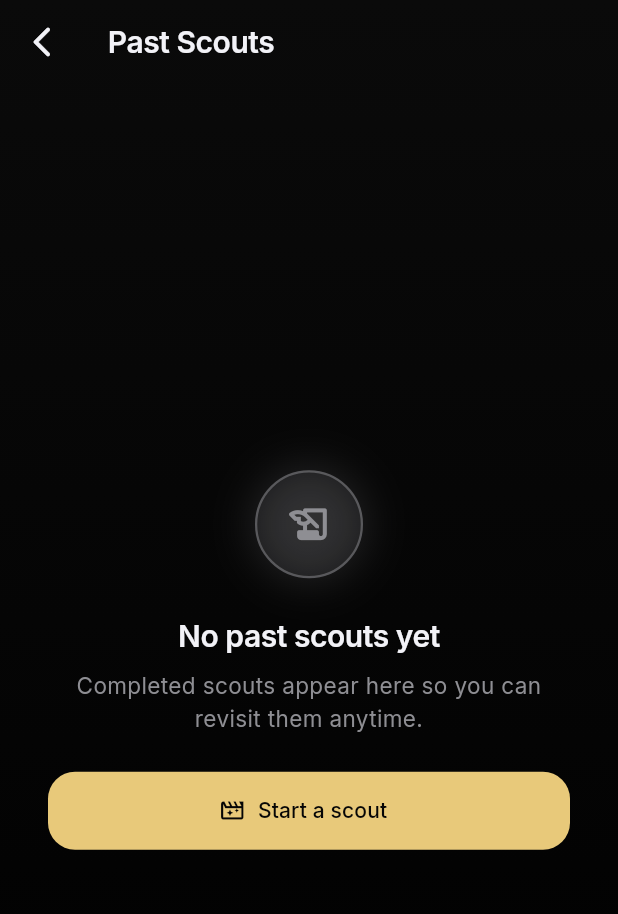
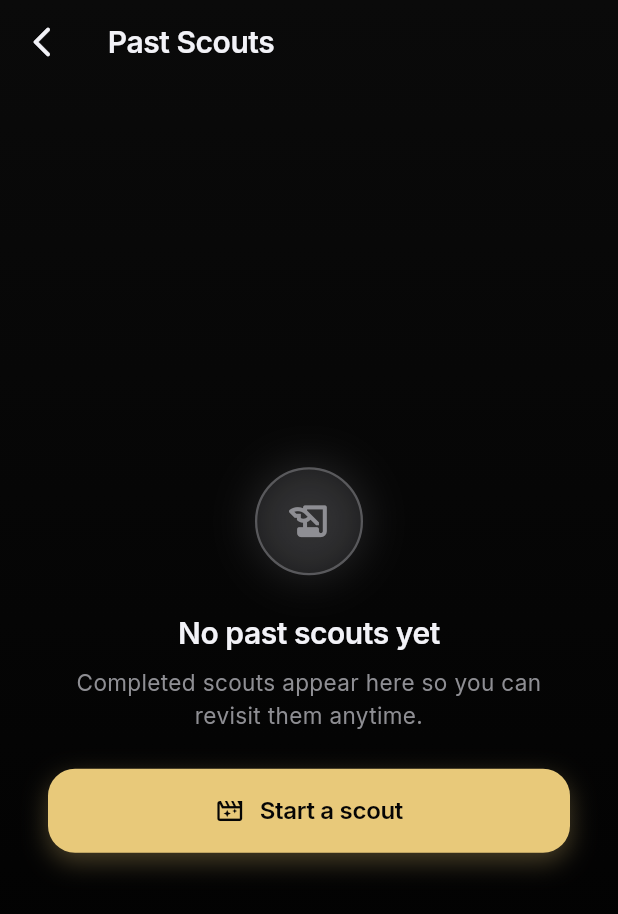
Before and after one commit to somyahangsandesh/StillScout, a Flutter app: the StillScoutScreen screen opened directly, after a tap on the "history" icon, on a phone screen of 412 x 824 dp. Shown: the top 914 px of the screen. Run offline on Flutter 3.47's test engine with Material 3 defaults, Android fonts, the phone set to English and light mode, and no system bars; our stand-ins replace connectivity_plus, dio, flutter_riverpod, flutter_secure_storage, google_fonts, hive_flutter and 6 more; missing offline and left inert: app_settings, gal, purchases_flutter, video_thumbnail; accounts and stored records are empty; network calls fail; statements that could not run were skipped.

Commit message:
Polish RC build 26: branding, haptics, image decode sizing.
Unify StillScout AI Pro copy across paywall and error surfaces, align status/export interactions with shared button patterns, and add cacheWidth hints for smoother gallery scrolling.

Co-authored-by: Cursor <cursoragent@cursor.com>

```diff
--- a/lib/stillscout/domain/failures/stillscout_failure.dart
+++ b/lib/stillscout/domain/failures/stillscout_failure.dart
@@ -111,7 +111,7 @@ final class ScoutQuotaExhaustedFailure extends StillScoutFailure {
   @override
   String get displayMessage =>
       'You\'ve used all ${StillScoutConstants.freeScoutsPerDay} free scouts for today. '
-      'Upgrade to Pro for unlimited scouting, or try again tomorrow.';
+      'Upgrade to StillScout AI Pro for unlimited scouting, or try again tomorrow.';
 
   @override
   String get debugTag => 'scout_quota_exhausted';
--- a/lib/stillscout/presentation/screens/stillscout_settings_screen.dart
+++ b/lib/stillscout/presentation/screens/stillscout_settings_screen.dart
@@ -104,7 +104,7 @@ class _StillScoutSettingsScreenState
                   subtitle: isPro
                       ? 'Unlimited scouts · ${StillScoutConfig.geminiModelDisplayName} · Auto Polish'
                       : storeUnavailable
-                          ? 'Store unavailable — Pro benefits paused until verified'
+                          ? 'Store unavailable — AI Pro benefits paused until verified'
                       : StillScoutAccessPolicy.freePlanLimitsSummary,
                 ),
                 _SettingsTile(
--- a/lib/stillscout/presentation/widgets/stillscout_completion_hero.dart
+++ b/lib/stillscout/presentation/widgets/stillscout_completion_hero.dart
@@ -270,7 +270,7 @@ class _QuotaExceededBanner extends StatelessWidget {
   Widget build(BuildContext context) {
     final message = isPro
         ? 'Daily AI quota reached — showing on-device picks. Try again tomorrow.'
-        : 'Daily AI quota reached — showing on-device picks. Upgrade for priority access.';
+        : 'Daily AI quota reached — showing on-device picks. Get StillScout AI Pro for priority access.';
     return _OutcomeBanner(
       icon: Icons.hourglass_top_rounded,
       accent: StillScoutColors.scoutGold,
--- a/lib/stillscout/presentation/widgets/stillscout_empty_state.dart
+++ b/lib/stillscout/presentation/widgets/stillscout_empty_state.dart
@@ -185,7 +185,10 @@ class _StillScoutEmptyStateState extends State<StillScoutEmptyState>
     required bool isChecking,
   }) {
     return SingleChildScrollView(
-      padding: const EdgeInsets.symmetric(horizontal: 24, vertical: 8),
+      padding: const EdgeInsets.symmetric(
+        horizontal: StillScoutSpacing.l,
+        vertical: StillScoutSpacing.s,
+      ),
       child: ConstrainedBox(
         constraints: BoxConstraints(minHeight: constraints.maxHeight - 16),
         child: Column(
--- a/lib/stillscout/presentation/widgets/stillscout_frame_tile.dart
+++ b/lib/stillscout/presentation/widgets/stillscout_frame_tile.dart
@@ -30,7 +30,7 @@ class StillScoutFrameTile extends StatefulWidget {
   final ScoredFrame scoredFrame;
   final VoidCallback onTap;
   final VoidCallback? onLongPress;
-  /// Called when the user taps the "Unlock with Pro" button in the locked overlay.
+  /// Called when the user taps the "Unlock with AI Pro" button in the locked overlay.
   final VoidCallback? onLockedTap;
   final bool isSelecting;
   final bool isSelected;
@@ -357,7 +357,7 @@ class _StillScoutFrameTileState extends State<StillScoutFrameTile>
 }
 
 /// Aspirational lock overlay: shows the score prominently, a Gemini summary
-/// snippet if available, and a gold "Unlock with Pro" CTA — turning a
+/// snippet if available, and a gold "Unlock with AI Pro" CTA — turning a
 /// frustrating wall into a desire-building moment.
 class _LockedOverlay extends StatelessWidget {
   const _LockedOverlay({
@@ -457,7 +457,7 @@ class _LockedOverlay extends StatelessWidget {
                   ),
                   const SizedBox(width: 4),
                   Text(
-                    'Unlock with Pro',
+                    'Unlock with AI Pro',
                     style: StillScoutTextStyles.caption.copyWith(
                       color: StillScoutColors.scoutGold,
                       fontWeight: FontWeight.w600,
--- a/lib/stillscout/presentation/widgets/stillscout_live_strip.dart
+++ b/lib/stillscout/presentation/widgets/stillscout_live_strip.dart
@@ -90,6 +90,7 @@ class _LiveStripThumbnailState extends State<_LiveStripThumbnail>
               width: 36,
               height: 56,
               fit: BoxFit.cover,
+              cacheWidth: 72,
               errorBuilder: (_, __, ___) => Container(
                 width: 36,
                 height: 56,
--- a/lib/stillscout/presentation/widgets/stillscout_paywall_sheet.dart
+++ b/lib/stillscout/presentation/widgets/stillscout_paywall_sheet.dart
@@ -172,14 +172,14 @@ class _StillScoutPaywallSheetState extends ConsumerState<StillScoutPaywallSheet>
                 ] else if (exportsLeft > 0)
                   Text(
                     'You have $exportsLeft save${exportsLeft != 1 ? 's' : ''} left this scout. '
-                    'Go Pro for unlimited scouts, ${StillScoutConstants.proKeeperLimit} keepers, and native 4K.',
+                    'Get StillScout AI Pro for unlimited scouts, ${StillScoutConstants.proKeeperLimit} keepers, and native 4K.',
                     style: StillScoutTextStyles.body,
                     textAlign: TextAlign.center,
                   )
                 else
                   Text(
                     'You\'ve used all ${StillScoutConstants.freeExportsPerScout} saves for this scout. '
-                    'Upgrade for unlimited scouts and native 4K exports.',
+                    'Get StillScout AI Pro for unlimited scouts and native 4K exports.',
                     style: StillScoutTextStyles.body,
                     textAlign: TextAlign.center,
                   ),
--- a/lib/stillscout/presentation/widgets/stillscout_preflight_card.dart
+++ b/lib/stillscout/presentation/widgets/stillscout_preflight_card.dart
@@ -90,7 +90,7 @@ class _StillScoutPreFlightCardState extends State<StillScoutPreFlightCard> {
           ? 'Loading allowance…'
           : (quotaOk
               ? (trialAvailable ? 'Start free AI Trial' : 'Start Scout')
-              : 'Upgrade for more scouts'),
+              : 'Get StillScout AI Pro'),
     };
 
     // When trim is open, collapse supporting copy so the stack stays short.
--- a/lib/stillscout/presentation/widgets/stillscout_results_gallery.dart
+++ b/lib/stillscout/presentation/widgets/stillscout_results_gallery.dart
@@ -438,6 +438,8 @@ class StillScoutFramePreview extends StatelessWidget {
         File(framePath),
         fit: BoxFit.cover,
         width: double.infinity,
+        cacheWidth: StillScoutConstants.maxFrameWidth,
+        gaplessPlayback: true,
       ),
     );
   }
--- a/lib/stillscout/presentation/widgets/stillscout_status_view.dart
+++ b/lib/stillscout/presentation/widgets/stillscout_status_view.dart
@@ -1,6 +1,7 @@
 import 'package:flutter/material.dart';
 
 import '../theme/stillscout_theme.dart';
+import 'stillscout_buttons.dart';
 
 /// Circular icon badge with a soft tinted glow — the same "hero" treatment
 /// used for premium moments elsewhere in the app (paywall badge, completion
@@ -124,23 +125,11 @@ class _StillScoutStatusViewState extends State<StillScoutStatusView>
                   Semantics(
                     label: widget.primaryLabel,
                     button: true,
-                    child: SizedBox(
-                      width: double.infinity,
-                      child: FilledButton.icon(
-                        onPressed: widget.onPrimary,
-                        icon: widget.primaryIcon == null
-                            ? const SizedBox.shrink()
-                            : Icon(widget.primaryIcon, size: 18),
-                        label: Text(widget.primaryLabel!),
-                        style: FilledButton.styleFrom(
-                          backgroundColor: StillScoutColors.accent,
-                          foregroundColor: StillScoutColors.voidBlack,
-                          minimumSize: const Size(0, 52),
-                          shape: RoundedRectangleBorder(
-                            borderRadius: StillScoutRadius.card,
-                          ),
-                        ),
-                      ),
+                    child: StillScoutPrimaryButton(
+                      label: widget.primaryLabel!,
+                      icon: widget.primaryIcon,
+                      expand: true,
+                      onPressed: widget.onPrimary,
                     ),
                   ),
                 ],
@@ -149,14 +138,9 @@ class _StillScoutStatusViewState extends State<StillScoutStatusView>
                   Semantics(
                     label: widget.secondaryLabel,
                     button: true,
-                    child: TextButton(
+                    child: StillScoutSecondaryButton(
+                      label: widget.secondaryLabel!,
                       onPressed: widget.onSecondary,
-                      style: TextButton.styleFrom(
-                        foregroundColor:
-                            StillScoutColors.silver.withValues(alpha: 0.85),
-                        minimumSize: const Size(44, 44),
-                      ),
-                      child: Text(widget.secondaryLabel!),
                     ),
                   ),
                 ],
--- a/lib/stillscout/presentation/widgets/stillscout_top_picks_carousel.dart
+++ b/lib/stillscout/presentation/widgets/stillscout_top_picks_carousel.dart
@@ -134,6 +134,8 @@ class _PodiumCard extends StatelessWidget {
   Widget build(BuildContext context) {
     final rankColor = _rankColors[rank] ?? StillScoutColors.silver;
     final width = isHero ? 192.0 : 140.0;
+    final cacheWidth =
+        (width * MediaQuery.devicePixelRatioOf(context)).round().clamp(140, 512);
     final footer = StillScoutAccessPolicy.frameFooterLabel(
       rank: displayRank,
       isPro: isPro,
@@ -183,6 +185,7 @@ class _PodiumCard extends StatelessWidget {
                           key: ValueKey(frame.frame.filePath),
                           fit: BoxFit.cover,
                           gaplessPlayback: true,
+                          cacheWidth: cacheWidth,
                         ),
                         Positioned(
                           left: 0,
--- a/lib/stillscout/presentation/widgets/stillscout_view_toggle.dart
+++ b/lib/stillscout/presentation/widgets/stillscout_view_toggle.dart
@@ -55,7 +55,7 @@ class StillScoutViewToggle extends StatelessWidget {
                 icon: timelineLocked
                     ? Icons.lock_outline
                     : Icons.view_timeline_outlined,
-                label: timelineLocked ? 'Timeline · Pro' : 'Timeline',
+                label: timelineLocked ? 'Timeline · AI Pro' : 'Timeline',
                 selected: current == StillScoutGalleryView.timeline,
                 onTap: () {
                   HapticFeedback.selectionClick();
--- a/pubspec.yaml
+++ b/pubspec.yaml
@@ -1,7 +1,7 @@
 name: stillscout
 description: StillScout — AI-powered video frame extractor for creators.
 publish_to: 'none'
-version: 1.0.0+25
+version: 1.0.0+26
 
 environment:
   sdk: '>=3.3.0 <4.0.0'
```
Also changed, not shown: lib/stillscout/presentation/screens/stillscout_screen.dart (+5 -9 lines), lib/stillscout/presentation/widgets/stillscout_batch_export_bar.dart (+27 -6 lines), lib/stillscout/presentation/widgets/stillscout_compare_sheet.dart (+7 -0 lines), 1 other file.
